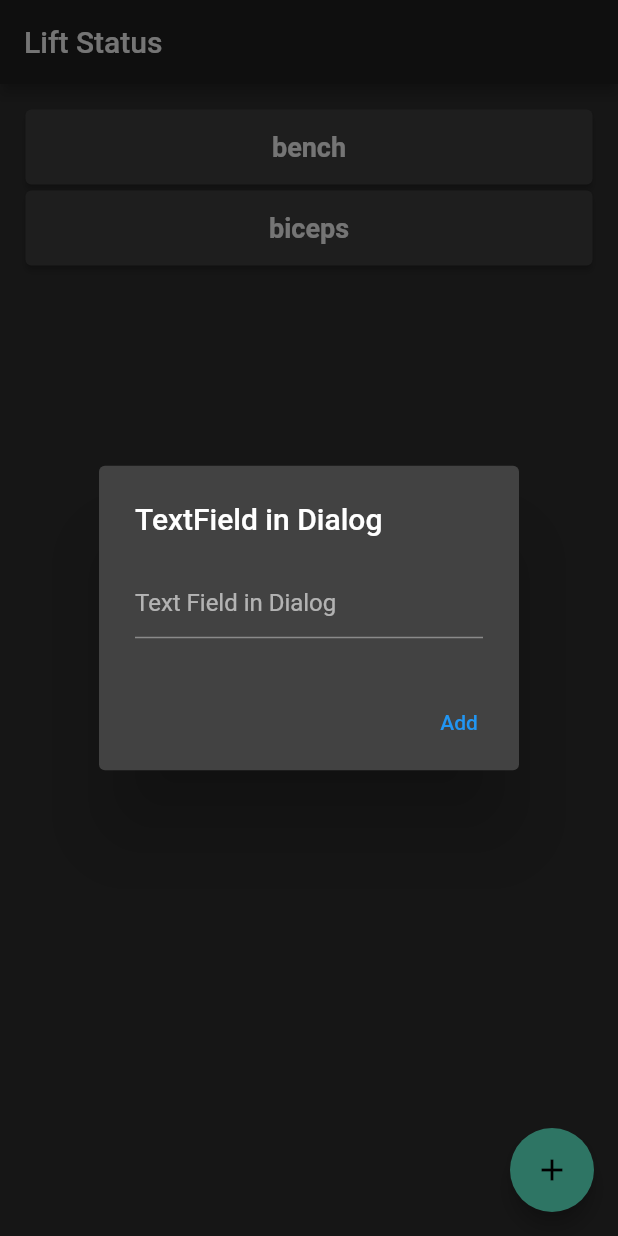
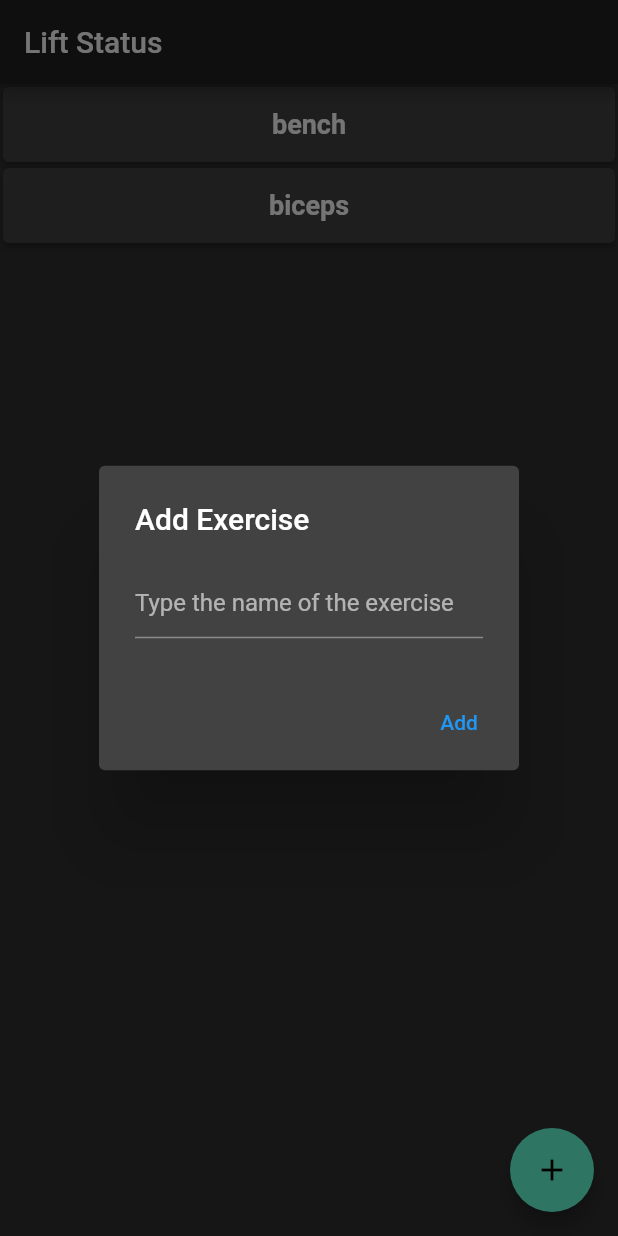
Before and after one commit to CarlHagred/LiftStatus, a Flutter app: the screen it shows after launch, after a tap on the "add" icon, on a phone screen of 412 x 824 dp. Run offline on Flutter 3.47's test engine with Material 2 defaults, Android fonts, the phone set to English and light mode, and no system bars; our stand-ins replace font_awesome_flutter.

Commit message:
Homepage list fixed and you can now add exercises

```diff
--- a/lib/home_screen.dart
+++ b/lib/home_screen.dart
@@ -13,6 +13,54 @@ class HomeScreenPage extends StatefulWidget {
 }
 
 class _HomeScreenState extends State<HomeScreenPage> {
+  double topContainer = 0;
+  ScrollController controller = ScrollController();
+  List<Widget> itemsData = [];
+  void getPostsData() {
+    List<Widget> responseList = [];
+    for (var i = 0; i < lists.length; i++) {
+      responseList.add(
+        Container(
+          height: 50,
+          margin: EdgeInsets.all(2),
+          child: ElevatedButton(
+            child: Center(
+              child: Text(
+                '${lists.keys.elementAt(i)}',
+                style: TextStyle(
+                  fontSize: 18,
+                  fontWeight: FontWeight.bold,
+                ),
+              ),
+            ),
+            style: ElevatedButton.styleFrom(
+              primary: Colors.grey[800],
+            ),
+            onPressed: () {
+              Navigator.push(
+                context,
+                MaterialPageRoute(
+                  builder: (context) {
+                    return ExercisePage(title: lists.keys.elementAt(i));
+                  },
+                ),
+              );
+            },
+          ),
+        ),
+      );
+    }
+    setState(() {
+      itemsData = responseList;
+    });
+  }
+
+  @override
+  void initState() {
+    // TODO: implement initState
+    getPostsData();
+  }
+
   final myController = TextEditingController();
   @override
   Widget build(BuildContext context) {
@@ -25,8 +73,50 @@ class _HomeScreenState extends State<HomeScreenPage> {
           mainAxisAlignment: MainAxisAlignment.center,
           children: <Widget>[
             Expanded(
-              child: ListView.builder(
-                padding: EdgeInsets.all(15),
+              child: ListView(
+                children: itemsData,
+              ),
+            ),
+          ],
+        ),
+      ),
+      floatingActionButton: FloatingActionButton(
+        onPressed: () {
+          showDialog(
+            context: context,
+            builder: (context) {
+              return AlertDialog(
+                title: Text('Add Exercise'),
+                content: TextField(
+                  onChanged: (value) {},
+                  controller: myController,
+                  decoration: InputDecoration(
+                      hintText: "Type the name of the exercise"),
+                ),
+                actions: [
+                  TextButton(
+                    child: Text('Add'),
+                    onPressed: () {
+                      setState(() {
+                        lists['${myController.text}'] = [];
+                      });
+                      getPostsData();
+                      Navigator.pop(context);
+                    },
+                  ),
+                ],
+              );
+            },
+          );
+        },
+        tooltip: 'newExercise',
+        child: Icon(Icons.add),
+      ),
+    );
+  }
+}
+/*
+padding: EdgeInsets.all(15),
                 itemCount: exercisesList.length,
                 itemBuilder: (BuildContext context, int index) {
                   return Container(
@@ -57,43 +147,4 @@ class _HomeScreenState extends State<HomeScreenPage> {
                         );
                       },
                     ),
-                  );
-                },
-              ),
-            ),
-          ],
-        ),
-      ),
-      floatingActionButton: FloatingActionButton(
-        onPressed: () {
-          showDialog(
-            context: context,
-            builder: (context) {
-              return AlertDialog(
-                title: Text('TextField in Dialog'),
-                content: TextField(
-                  onChanged: (value) {},
-                  controller: myController,
-                  decoration: InputDecoration(hintText: "Text Field in Dialog"),
-                ),
-                actions: [
-                  TextButton(
-                    child: Text('Add'),
-                    onPressed: () {
-                      setState(() {
-                        lists[myController.text.toString()] = [];
-                        Navigator.pop(context);
-                      });
-                    },
-                  ),
-                ],
-              );
-            },
-          );
-        },
-        tooltip: 'newExercise',
-        child: Icon(Icons.add),
-      ),
-    );
-  }
-}
+                  );*/
```
